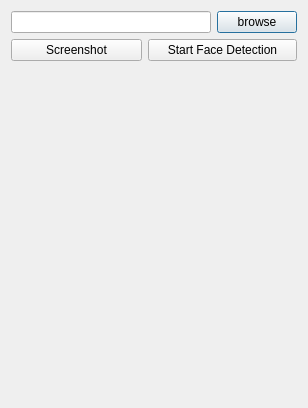
Before: the Qt Designer form tamrin1/dialog.ui in zahra-zarrabi/Assignment25, drawn with Qt 5.
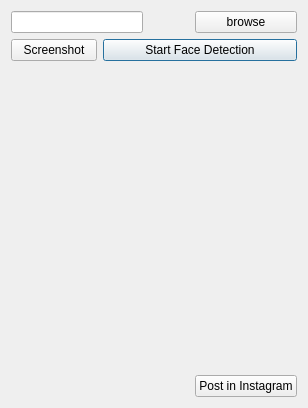
After: the same form once the commit is applied.

Patch:
```diff
--- a/tamrin1/dialog.ui
+++ b/tamrin1/dialog.ui
@@ -14,31 +14,14 @@
    <string>Dialog</string>
   </property>
   <layout class="QGridLayout" name="gridLayout">
-   <item row="6" column="0" colspan="4">
+   <item row="6" column="0" colspan="5">
     <widget class="QLabel" name="label_image">
      <property name="text">
       <string/>
      </property>
     </widget>
    </item>
-   <item row="0" column="3">
-    <widget class="QPushButton" name="btn_browse">
-     <property name="text">
-      <string>browse</string>
-     </property>
-    </widget>
-   </item>
-   <item row="0" column="0" colspan="3">
-    <widget class="QLineEdit" name="lineEdit_image_path"/>
-   </item>
-   <item row="5" column="0" colspan="2">
-    <widget class="QPushButton" name="btn_Screenshot">
-     <property name="text">
-      <string>Screenshot</string>
-     </property>
-    </widget>
-   </item>
-   <item row="5" column="2" colspan="2">
+   <item row="5" column="2" colspan="3">
     <widget class="QPushButton" name="btn_start">
      <property name="maximumSize">
       <size>
@@ -51,7 +34,31 @@
      </property>
     </widget>
    </item>
-   <item row="7" column="0" colspan="4">
+   <item row="0" column="0" colspan="3">
+    <widget class="QLineEdit" name="lineEdit_image_path"/>
+   </item>
+   <item row="5" column="0" colspan="2">
+    <widget class="QPushButton" name="btn_Screenshot">
+     <property name="text">
+      <string>Screenshot</string>
+     </property>
+    </widget>
+   </item>
+   <item row="0" column="4">
+    <widget class="QPushButton" name="btn_browse">
+     <property name="text">
+      <string>browse</string>
+     </property>
+    </widget>
+   </item>
+   <item row="8" column="4">
+    <widget class="QPushButton" name="btn_post">
+     <property name="text">
+      <string>Post in Instagram</string>
+     </property>
+    </widget>
+   </item>
+   <item row="7" column="0" rowspan="2" colspan="3">
     <widget class="QLabel" name="label_screen">
      <property name="text">
       <string/>
```
